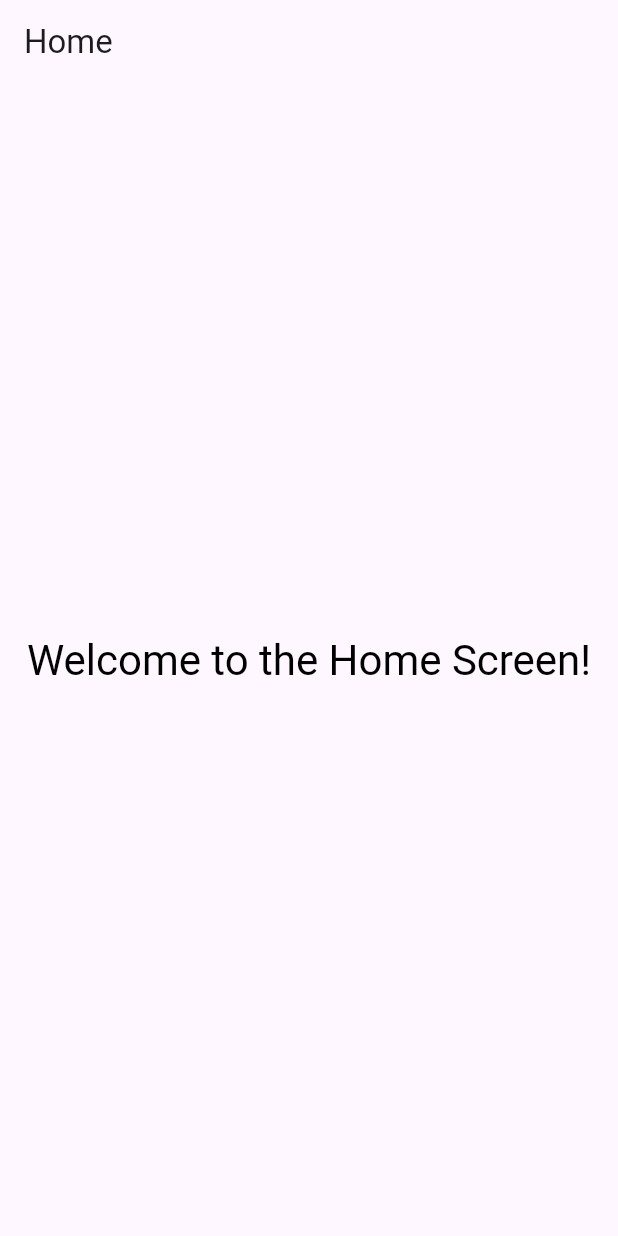
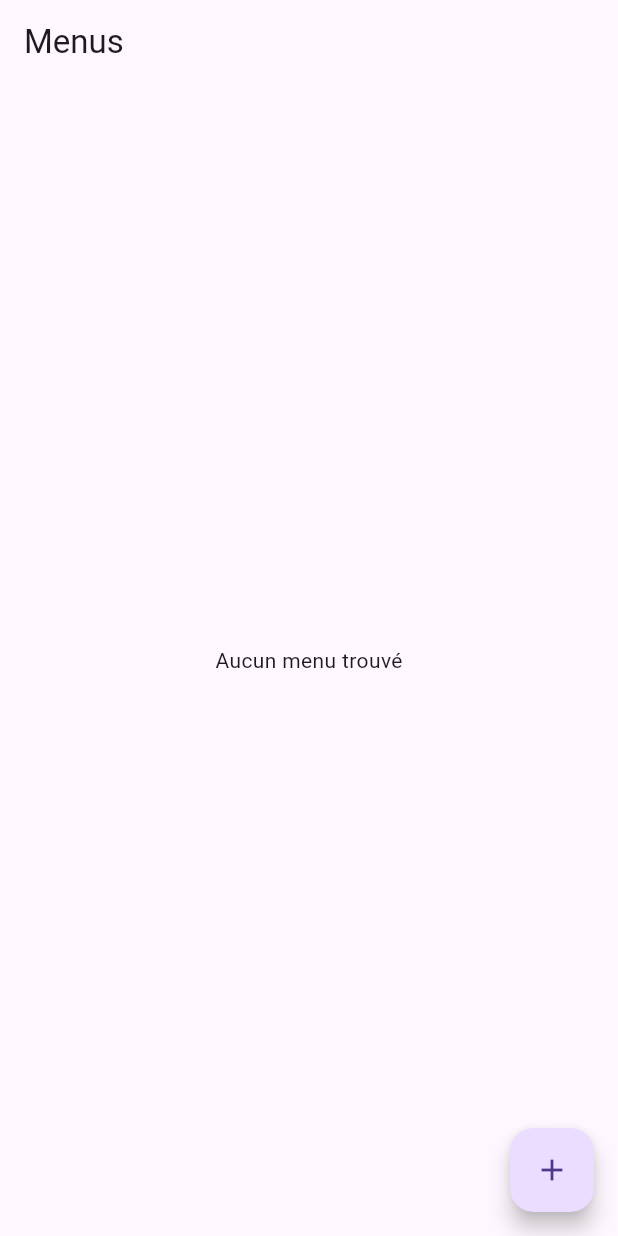
Before and after one commit to Rishuke/flashcook_poc, a Flutter app: the screen it shows after launch, on a phone screen of 412 x 824 dp. Run offline on Flutter 3.47's test engine with Material 3 defaults, Android fonts, the phone set to English and light mode, and no system bars; our stand-ins replace auto_route, bloc, cloud_firestore, either_dart, firebase_core, firebase_crashlytics and 2 more; accounts and stored records are empty.

Commit message:
Add All Menus Screen without Cloud Functions.

```diff
--- a/lib/app.dart
+++ b/lib/app.dart
@@ -1,4 +1,9 @@
-import 'package:flashcook_poc/router.dart';
+import 'package:flashcook_poc/data/services/menu_repository/menu_data_source/menu_firestore_data_source.dart';
+import 'package:flashcook_poc/data/services/menu_repository/menu_repository.dart';
+import 'package:flashcook_poc/presentation/bloc/menus_bloc/menus_bloc.dart';
+import 'package:flutter_bloc/flutter_bloc.dart';
+
+import 'router.dart';
 import 'package:flutter/material.dart';
 
 final RouteObserver<ModalRoute> routeObserver = RouteObserver<ModalRoute>();
@@ -10,7 +15,19 @@ class App extends StatelessWidget {
 
   @override
   Widget build(BuildContext context) {
-    return MaterialApp.router(
+    return RepositoryProvider(
+      create: (context) => MenuRepository(
+        menuDataSource: MenuFirestoreDataSource(),
+      ),
+      child: MultiBlocProvider(
+        providers: [
+          BlocProvider(
+            create: (context) => MenusBloc(
+              menusRepository: RepositoryProvider.of<MenuRepository>(context),
+            ),
+          ),
+        ],
+        child: MaterialApp.router(
           title: 'Flashcook POC',
           // theme: ThemeData.light().copyWith(
           //   extensions: <ThemeExtension<AppTheme>>[lightTheme],
@@ -25,6 +42,8 @@ class App extends StatelessWidget {
           routerConfig: _router.config(
             navigatorObservers: () => [routeObserver],
           ),
+        ),
+      ),
     );
   }
 }
--- /dev/null
+++ b/lib/data/services/menu_repository/menu_data_source/menu_data_source.dart
@@ -0,0 +1,12 @@
+import '../../../model/menu.dart';
+
+abstract class MenuDataSource {
+  Future<Menu> getMenu(String menuId);
+
+  Future<List<Menu>> getAllMenus();
+  Future<void> createMenu({
+    required Menu menu,
+  });
+
+  Future<void> updateMenu(Menu menu);
+}
--- /dev/null
+++ b/lib/data/services/menu_repository/menu_data_source/menu_firestore_data_source.dart
@@ -0,0 +1,73 @@
+import 'package:cloud_firestore/cloud_firestore.dart';
+import '../../../model/menu.dart';
+import 'menu_data_source.dart';
+import '../../../../exception/app_exception.dart';
+
+class MenuFirestoreDataSource extends MenuDataSource {
+  final FirebaseFirestore _firestore;
+
+  MenuFirestoreDataSource({FirebaseFirestore? firestore})
+      : _firestore = firestore ?? FirebaseFirestore.instance;
+
+  @override
+  Future<Menu> getMenu(String menuId) async {
+    try {
+      final menuDocRef = _firestore.collection('menus').doc(menuId);
+      final doc = await menuDocRef.get();
+
+      if (!doc.exists) {
+        throw Exception('Menu not found');
+      }
+
+      return Menu.fromJson(doc.data()!);
+    } catch (error) {
+      throw AppException.from(error);
+    }
+  }
+
+  @override
+  Future<List<Menu>> getAllMenus() async {
+    try {
+      final snapshot = await _firestore.collection('menus').get();
+
+      final menus =
+          snapshot.docs.map((doc) => Menu.fromJson(doc.data())).toList();
+
+      return menus;
+    } catch (error) {
+      throw AppException.from(error);
+    }
+  }
+
+  @override
+  Future<void> createMenu({
+    required Menu menu,
+  }) async {
+    try {
+      final docRef = _firestore.collection('menus').doc(menu.id);
+
+      await docRef.set({
+        ...menu.toJson(),
+        'createdAt': FieldValue.serverTimestamp(),
+        'updatedAt': FieldValue.serverTimestamp(),
+      });
+    } catch (error) {
+      throw AppException.from(error);
+    }
+  }
+
+  @override
+  Future<void> updateMenu(Menu menu) async {
+    try {
+      final docRef = _firestore.collection('menus').doc(menu.id);
+
+      await docRef.update({
+        'title': menu.title,
+        'description': menu.description,
+        'updatedAt': FieldValue.serverTimestamp(),
+      });
+    } catch (error) {
+      throw AppException.from(error);
+    }
+  }
+}
--- /dev/null
+++ b/lib/data/services/menu_repository/menu_repository.dart
@@ -0,0 +1,61 @@
+import '../../model/menu.dart';
+import 'menu_data_source/menu_data_source.dart';
+
+import '../../../exception/app_exception.dart';
+import 'package:either_dart/either.dart';
+import 'package:rxdart/rxdart.dart';
+
+final class MenuRepository {
+  final MenuDataSource _menuDataSource;
+  final _menuStreamController = BehaviorSubject<Menu?>.seeded(null);
+
+  MenuRepository({
+    required MenuDataSource menuDataSource,
+  }) : _menuDataSource = menuDataSource;
+
+  Stream<Menu?> get menuStream => _menuStreamController.stream;
+
+  Future<Menu> getMenu(String menuId) async {
+    try {
+      final menu = await _menuDataSource.getMenu(menuId);
+      _menuStreamController.add(menu);
+      return menu;
+    } catch (error) {
+      throw AppException.from(error);
+    }
+  }
+
+  Future<Either<AppException, List<Menu>>> getAllMenus() async {
+    try {
+      final menus = await _menuDataSource.getAllMenus();
+      return Right(menus);
+    } catch (error) {
+      return Left(AppException.from(error));
+    }
+  }
+
+  Future<Either<AppException, void>> createMenu({
+    required Menu menu,
+  }) async {
+    try {
+      await _menuDataSource.createMenu(menu: menu);
+      return Right(null);
+    } catch (error) {
+      return Left(AppException.from(error));
+    }
+  }
+
+  Future<Either<AppException, void>> updateMenu(Menu menu) async {
+    try {
+      await _menuDataSource.updateMenu(menu);
+      _menuStreamController.add(menu);
+      return Right(null);
+    } catch (error) {
+      return Left(AppException.from(error));
+    }
+  }
+
+  void dispose() {
+    _menuStreamController.close();
+  }
+}
--- /dev/null
+++ b/lib/presentation/bloc/menus_bloc/menus_bloc.dart
@@ -0,0 +1,71 @@
+import 'package:bloc/bloc.dart';
+import '../../../data/services/menu_repository/menu_repository.dart';
+import '../../../data/model/menu.dart';
+import 'package:flutter/foundation.dart';
+
+part 'menus_event.dart';
+part 'menus_state.dart';
+
+class MenusBloc extends Bloc<MenusEvent, MenusState> {
+  final MenuRepository menusRepository;
+
+  MenusBloc({required this.menusRepository}) : super(MenusState()) {
+    on<GetAllMenus>(_onGetAllMenus);
+    on<CreateMenu>(_onCreateMenu);
+    on<UpdateMenu>(_onUpdateMenu);
+  }
+
+  void _onGetAllMenus(GetAllMenus event, Emitter<MenusState> emit) async {
+    emit(MenusState(status: MenusStatus.loading));
+
+    try {
+      final menus = await menusRepository.getAllMenus();
+      menus.fold(
+        (error) {
+          emit(MenusState(status: MenusStatus.error, error: error));
+        },
+        (menusList) {
+          emit(MenusState(
+            status: MenusStatus.success,
+            menus: menusList,
+          ));
+        },
+      );
+    } catch (error) {
+      emit(MenusState(
+        status: MenusStatus.error,
+        error: error as Exception,
+      ));
+    }
+  }
+
+  void _onCreateMenu(CreateMenu event, Emitter<MenusState> emit) async {
+    emit(MenusState(status: MenusStatus.loading));
+
+    final result = await menusRepository.createMenu(
+      menu: Menu(
+        id: DateTime.now().toIso8601String(),
+        title: event.title,
+        description: event.description,
+        createdAt: DateTime.now(),
+        updatedAt: DateTime.now(),
+      ),
+    );
+
+    result.fold(
+      (failure) => emit(MenusState(status: MenusStatus.error, error: failure)),
+      (_) => add(GetAllMenus()),
+    );
+  }
+
+  void _onUpdateMenu(UpdateMenu event, Emitter<MenusState> emit) async {
+    emit(MenusState(status: MenusStatus.loading));
+
+    final result = await menusRepository.updateMenu(event.menu);
+
+    result.fold(
+      (failure) => emit(MenusState(status: MenusStatus.error, error: failure)),
+      (_) => add(GetAllMenus()),
+    );
+  }
+}
--- /dev/null
+++ b/lib/presentation/bloc/menus_bloc/menus_event.dart
@@ -0,0 +1,24 @@
+part of 'menus_bloc.dart';
+
+@immutable
+sealed class MenusEvent {}
+
+final class GetAllMenus extends MenusEvent {}
+
+final class CreateMenu extends MenusEvent {
+  final String title;
+  final String description;
+
+  CreateMenu({
+    required this.title,
+    required this.description,
+  });
+}
+
+final class UpdateMenu extends MenusEvent {
+  final Menu menu;
+
+  UpdateMenu({
+    required this.menu,
+  });
+}
--- /dev/null
+++ b/lib/presentation/bloc/menus_bloc/menus_state.dart
@@ -0,0 +1,20 @@
+part of 'menus_bloc.dart';
+
+enum MenusStatus {
+  initial,
+  loading,
+  success,
+  error,
+}
+
+final class MenusState {
+  final MenusStatus status;
+  final List<Menu> menus;
+  final Exception? error;
+
+  MenusState({
+    this.status = MenusStatus.initial,
+    this.menus = const [],
+    this.error,
+  });
+}
--- a/lib/presentation/pages/home_screen.dart
+++ /dev/null
@@ -1,24 +0,0 @@
-import 'package:auto_route/auto_route.dart';
-import 'package:flutter/material.dart';
-
-@RoutePage()
-class HomeScreen extends StatelessWidget {
-  const HomeScreen({super.key});
-
-  @override
-  Widget build(BuildContext context) {
-    return Scaffold(
-      appBar: AppBar(
-        title: const Text('Home'),
-      ),
-      body: Center(
-        child: Text(
-          'Welcome to the Home Screen!',
-          style: Theme.of(context).textTheme.headlineMedium?.copyWith(
-                color: Colors.black,
-              ),
-        ),
-      ),
-    );
-  }
-}
--- /dev/null
+++ b/lib/presentation/pages/menu_screen.dart
@@ -0,0 +1,61 @@
+import 'package:auto_route/auto_route.dart';
+import 'package:flashcook_poc/presentation/widgets/menu_list_item.dart';
+import '../bloc/menus_bloc/menus_bloc.dart';
+import 'menu_create_screen.dart';
+import '../../router.dart';
+import 'package:flutter/material.dart';
+import 'package:flutter_bloc/flutter_bloc.dart';
+
+@RoutePage()
+class MenusScreen extends StatefulWidget {
+  const MenusScreen({super.key});
+
+  @override
+  State<MenusScreen> createState() => _MenusScreenState();
+}
+
+class _MenusScreenState extends State<MenusScreen> {
+  @override
+  void initState() {
+    super.initState();
+    final menusBloc = BlocProvider.of<MenusBloc>(context);
+    menusBloc.add(GetAllMenus());
+  }
+
+  @override
+  Widget build(BuildContext context) {
+    return Scaffold(
+      appBar: AppBar(
+        title: const Text('Menus'),
+      ),
+      body: BlocBuilder<MenusBloc, MenusState>(
+        builder: (context, state) {
+          return switch (state.status) {
+            MenusStatus.loading =>
+              const Center(child: CircularProgressIndicator()),
+            MenusStatus.error => Center(child: Text('Erreur: ${state.error}')),
+            MenusStatus.success when state.menus.isEmpty =>
+              const Center(child: Text('Aucun menu trouvé')),
+            MenusStatus.success => ListView.builder(
+                itemCount: state.menus.length,
+                itemBuilder: (context, index) {
+                  final menu = state.menus[index];
+                  return MenuListItem(
+                    menu: menu,
+                    onTap: () {
+                      context.pushRoute(MenuDetailRoute(menu: menu));
+                    },
+                  );
+                },
+              ),
+            _ => const SizedBox.shrink(),
+          };
+        },
+      ),
+      floatingActionButton: FloatingActionButton(
+        onPressed: () => MenuCreateScreen.navigateTo(context),
+        child: const Icon(Icons.add),
+      ),
+    );
+  }
+}
--- /dev/null
+++ b/lib/presentation/widgets/menu_list_item.dart
@@ -0,0 +1,22 @@
+import 'package:flashcook_poc/data/model/menu.dart';
+import 'package:flutter/material.dart';
+
+class MenuListItem extends StatelessWidget {
+  const MenuListItem({
+    super.key,
+    required this.menu,
+    this.onTap,
+  });
+
+  final Menu menu;
+  final VoidCallback? onTap;
+
+  @override
+  Widget build(BuildContext context) {
+    return ListTile(
+      title: Text(menu.title),
+      subtitle: Text(menu.description),
+      onTap: onTap,
+    );
+  }
+}
--- a/lib/router.dart
+++ b/lib/router.dart
@@ -1,5 +1,9 @@
 import 'package:auto_route/auto_route.dart';
-import 'package:flashcook_poc/presentation/pages/home_screen.dart';
+import 'data/model/menu.dart';
+import 'presentation/pages/menu_create_screen.dart';
+import 'presentation/pages/menu_detail_screen.dart';
+import 'presentation/pages/menu_screen.dart';
+import 'package:flutter/foundation.dart';
 
 part 'router.gr.dart';
 
@@ -9,6 +13,8 @@ class AppRouter extends RootStackRouter {
 
   @override
   final List<AutoRoute> routes = [
-    AutoRoute(path: '/home', page: HomeRoute.page, initial: true),
+    AutoRoute(path: '/menu', page: MenusRoute.page, initial: true),
+    AutoRoute(path: '/menuCreate', page: MenuCreateRoute.page),
+    AutoRoute(path: '/menuDetail', page: MenuDetailRoute.page),
   ];
 }
--- a/pubspec.yaml
+++ b/pubspec.yaml
@@ -23,10 +23,15 @@ dependencies:
     sdk: flutter
   auto_size_text: ^3.0.0
   bloc: ^9.0.0
+  flutter_bloc: ^9.1.1
   freezed: ^3.1.0
   intl: ^0.20.2
   freezed_annotation: ^3.1.0
   cloud_firestore: ^5.6.11
+  either_dart: ^1.0.0
+  rxdart: ^0.28.0
+  build_runner: ^2.4.7
+
 
 
 
```
Also changed, not shown: lib/data/extensions/build_context_extensions.dart (added, +15 -0 lines), lib/data/model/menu.dart (+27 -25 lines), lib/exception/app_exception.dart (added, +88 -0 lines), lib/main.dart (+14 -15 lines), lib/presentation/pages/menu_create_screen.dart (added, +76 -0 lines), lib/presentation/pages/menu_detail_screen.dart (added, +51 -0 lines), lib/router.gr.dart, pubspec.lock, 1 other file. Lines whose indentation alone changed are shown as unchanged.
